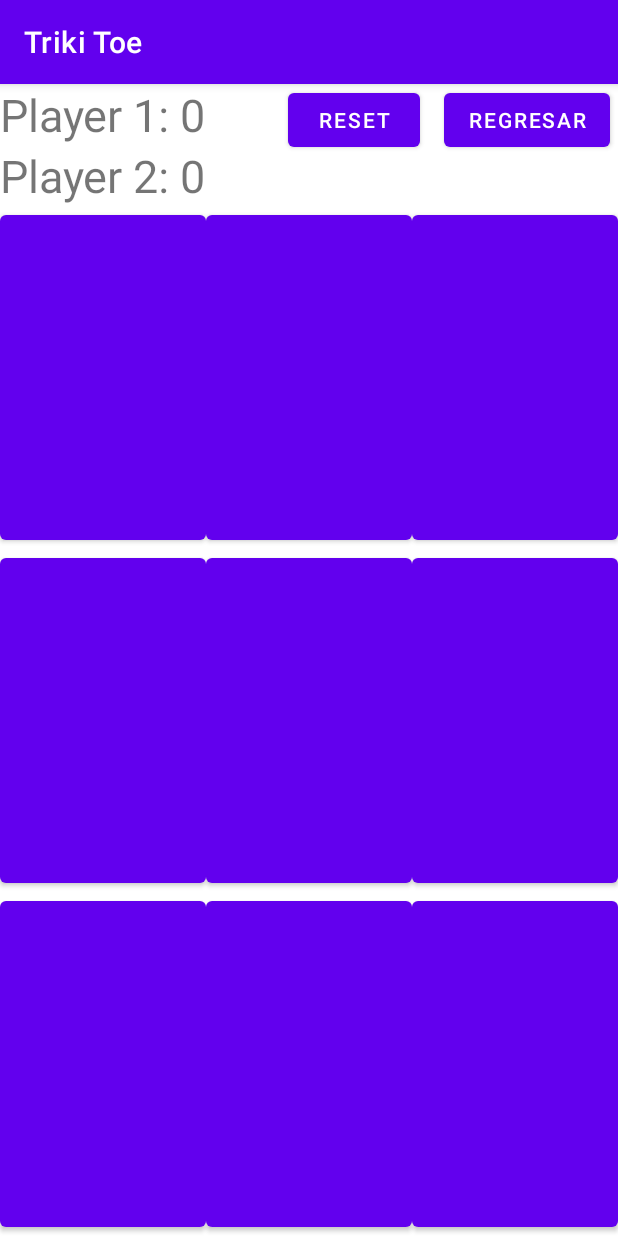
After one commit to AndresParra01/TrikiToe, an Android app: the Jugar screen opened directly, with no data from a screen before it, on a phone screen of 412 x 824 dp. The commit adds this screen. Run offline under Robolectric (Android 15) with nearby library versions, the phone set to English and light mode, and no system bars.

Commit message:
Navegacion Basica

```diff
--- a/app/src/main/AndroidManifest.xml
+++ b/app/src/main/AndroidManifest.xml
@@ -9,13 +9,16 @@
         android:roundIcon="@mipmap/ic_launcher_round"
         android:supportsRtl="true"
         android:theme="@style/Theme.TrikiToe">
-        <activity android:name=".MainActivity">
+        <activity android:name=".Splash">
             <intent-filter>
                 <action android:name="android.intent.action.MAIN" />
 
                 <category android:name="android.intent.category.LAUNCHER" />
             </intent-filter>
         </activity>
+        <activity android:name=".Creditos" />
+        <activity android:name=".Inicio" />
+        <activity android:name=".Jugar" />
     </application>
 
 </manifest>
--- /dev/null
+++ b/app/src/main/res/layout/activity_jugar.xml
@@ -0,0 +1,132 @@
+<?xml version="1.0" encoding="utf-8"?>
+<LinearLayout xmlns:android="http://schemas.android.com/apk/res/android"
+    xmlns:app="http://schemas.android.com/apk/res-auto"
+    xmlns:tools="http://schemas.android.com/tools"
+    android:layout_width="match_parent"
+    android:layout_height="match_parent"
+    android:orientation="vertical"
+    tools:context=".Jugar">
+
+    <RelativeLayout
+        android:layout_width="match_parent"
+        android:layout_height="wrap_content">
+
+        <Button
+            android:id="@+id/button_reset"
+            android:layout_width="wrap_content"
+            android:layout_height="wrap_content"
+            android:layout_alignParentEnd="true"
+            android:layout_marginEnd="132dp"
+            android:text="reset" />
+
+        <TextView
+            android:id="@+id/text_view_p1"
+            android:layout_width="wrap_content"
+            android:layout_height="wrap_content"
+            android:text="Player 1: 0"
+            android:textSize="30sp" />
+
+        <TextView
+            android:id="@+id/text_view_p2"
+            android:layout_width="wrap_content"
+            android:layout_height="wrap_content"
+            android:layout_below="@+id/text_view_p1"
+            android:text="Player 2: 0"
+            android:textSize="30sp" />
+
+        <Button
+            android:id="@+id/button_return"
+            android:layout_width="wrap_content"
+            android:layout_height="wrap_content"
+            android:layout_alignParentEnd="true"
+            android:layout_marginEnd="5dp"
+            android:onClick="onClick"
+            android:text="REGRESAR" />
+
+    </RelativeLayout>
+
+    <LinearLayout
+        android:layout_width="match_parent"
+        android:layout_height="0dp"
+        android:layout_weight="1">
+
+        <Button
+            android:id="@+id/button_00"
+            android:layout_width="0dp"
+            android:layout_height="match_parent"
+            android:layout_weight="1"
+            android:textSize="60sp" />
+
+        <Button
+            android:id="@+id/button_01"
+            android:layout_width="0dp"
+            android:layout_height="match_parent"
+            android:layout_weight="1"
+            android:textSize="60sp" />
+
+        <Button
+            android:id="@+id/button_02"
+            android:layout_width="0dp"
+            android:layout_height="match_parent"
+            android:layout_weight="1"
+            android:textSize="60sp" />
+
+    </LinearLayout>
+
+    <LinearLayout
+        android:layout_width="match_parent"
+        android:layout_height="0dp"
+        android:layout_weight="1">
+
+        <Button
+            android:id="@+id/button_10"
+            android:layout_width="0dp"
+            android:layout_height="match_parent"
+            android:layout_weight="1"
+            android:textSize="60sp" />
+
+        <Button
+            android:id="@+id/button_11"
+            android:layout_width="0dp"
+            android:layout_height="match_parent"
+            android:layout_weight="1"
+            android:textSize="60sp" />
+
+        <Button
+            android:id="@+id/button_12"
+            android:layout_width="0dp"
+            android:layout_height="match_parent"
+            android:layout_weight="1"
+            android:textSize="60sp" />
+
+    </LinearLayout>
+
+    <LinearLayout
+        android:layout_width="match_parent"
+        android:layout_height="0dp"
+        android:layout_weight="1">
+
+        <Button
+            android:id="@+id/button_20"
+            android:layout_width="0dp"
+            android:layout_height="match_parent"
+            android:layout_weight="1"
+            android:textSize="60sp" />
+
+        <Button
+            android:id="@+id/button_21"
+            android:layout_width="0dp"
+            android:layout_height="match_parent"
+            android:layout_weight="1"
+            android:textSize="60sp" />
+
+        <Button
+            android:id="@+id/button_22"
+            android:layout_width="0dp"
+            android:layout_height="match_parent"
+            android:layout_weight="1"
+            android:textSize="60sp" />
+
+    </LinearLayout>
+
+</LinearLayout>
```
Also changed, not shown: app/src/main/java/com/example/trikitoe/Creditos.java (added, +20 -0 lines), app/src/main/java/com/example/trikitoe/Inicio.java (+26 -1 lines), app/src/main/java/com/example/trikitoe/Jugar.java (added, +161 -0 lines), app/src/main/java/com/example/trikitoe/Splash.java (added, +20 -0 lines), app/src/main/res/layout/activity_creditos.xml (added, +26 -0 lines), app/src/main/res/layout/activity_inicio.xml (added, +54 -0 lines), app/src/main/res/layout/activity_splash.xml (added, +25 -0 lines), app/src/main/res/xml/inicio_activity.xml (+1 -7 lines).
